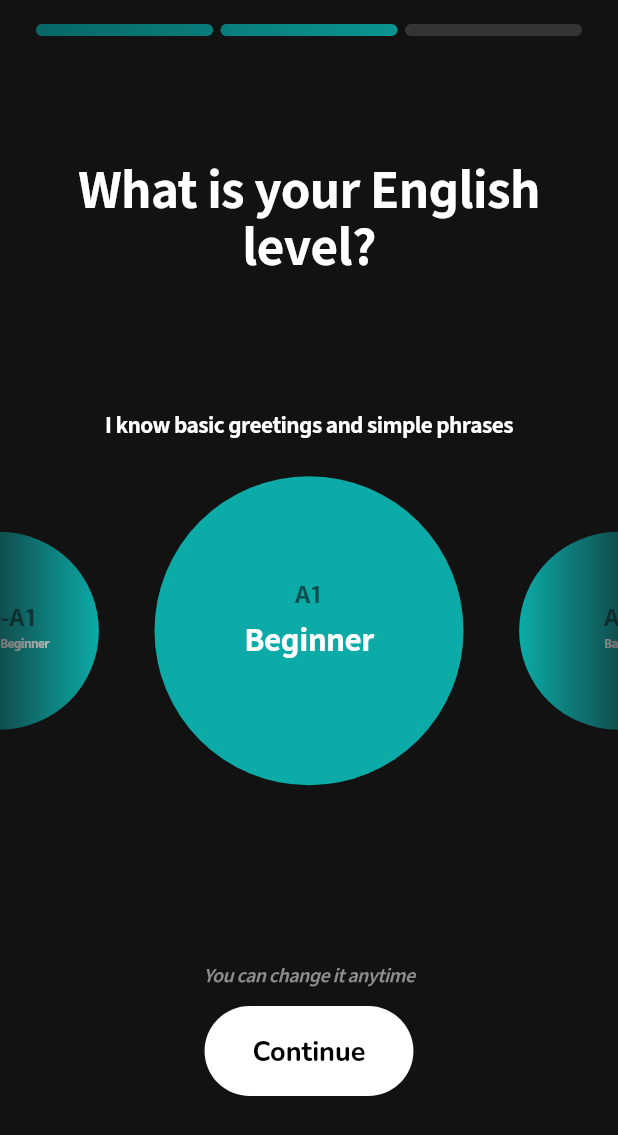
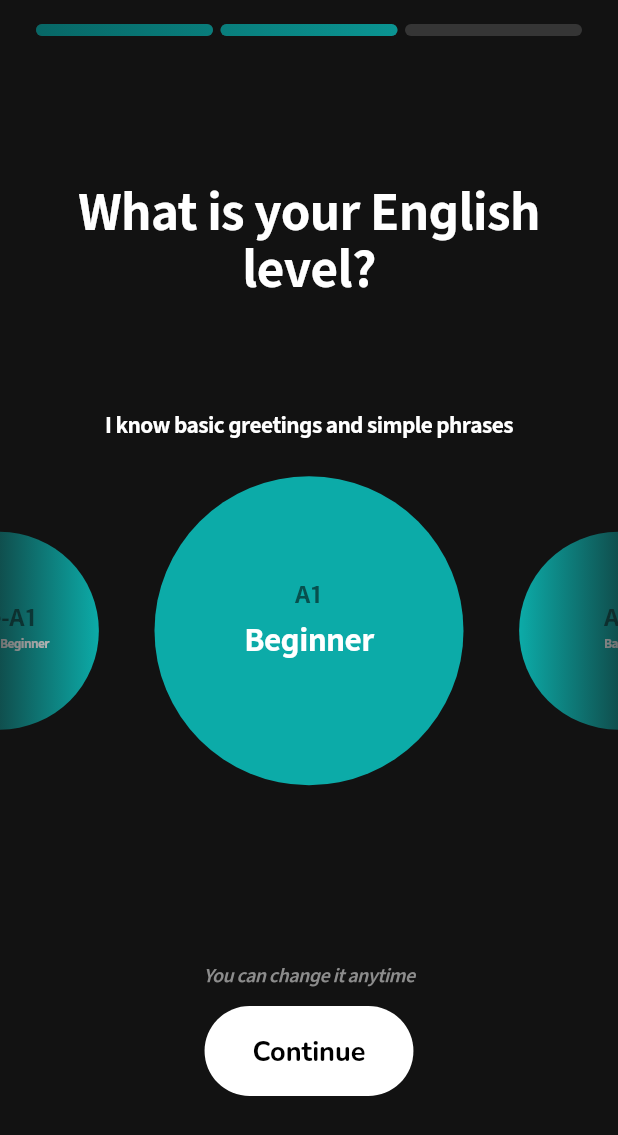
Before and after one commit to SDA-FSD/suda-android, a Flutter app: the FirstCefrLevelScreen screen opened directly with empty values, on a phone screen of 412 x 824 dp. Shown: the top 1135 px of the screen. Run offline on Flutter 3.47's test engine with Material 3 defaults, Android fonts, the phone set to English and light mode, and no system bars; our stand-ins replace cached_network_image, firebase_analytics, firebase_core, firebase_messaging, flutter_native_splash, flutter_secure_storage and 13 more; missing offline and left inert: appsflyer_sdk, audio_session, firebase_performance, in_app_purchase_android, in_app_purchase_storekit, record; accounts and stored records are empty; network calls fail; Roboto replaces fonts that are missing (ChironGoRoundTC, ChironHeiHK).

Commit message:
SUDA-1139 앱 언어 설정 기능 구현 - 온보딩 3종 타이틀 위치 맞춤

```diff
--- a/lib/screens/first_cefr_level.dart
+++ b/lib/screens/first_cefr_level.dart
@@ -315,26 +315,7 @@
   }
 
   Widget _buildTopSection(AppLocalizations l10n, TextTheme theme) {
-    return Column(
-      children: [
-        const Expanded(child: SizedBox.shrink()),
-        Expanded(
-          child: Align(
-            alignment: Alignment.bottomCenter,
-            child: FractionallySizedBox(
-              widthFactor: 0.8,
-              child: Text(
-                l10n.firstCefrLevelTitle,
-                style: theme.headlineLarge?.copyWith(color: Colors.white),
-                textAlign: TextAlign.center,
-                maxLines: 2,
-              ),
-            ),
-          ),
-        ),
-        const Expanded(child: SizedBox.shrink()),
-      ],
-    );
+    return onboardingTitle(l10n.firstCefrLevelTitle, theme);
   }
 
   Widget _buildBottomSection(AppLocalizations l10n, TextTheme theme) {
--- a/lib/widgets/onboarding_step_bar.dart
+++ b/lib/widgets/onboarding_step_bar.dart
@@ -117,6 +117,32 @@
       oldClipper.reveal != reveal;
 }
 
+/// 온보딩 흰 타이틀. 상단 밴드 안에서 글 하단이 밴드 높이의 72%.
+Widget onboardingTitle(String text, TextTheme theme) {
+  return LayoutBuilder(
+    builder: (context, constraints) {
+      return Stack(
+        children: [
+          Positioned(
+            left: 0,
+            right: 0,
+            bottom: constraints.maxHeight * 0.28,
+            child: FractionallySizedBox(
+              widthFactor: 0.8,
+              child: Text(
+                text,
+                style: theme.headlineLarge?.copyWith(color: Colors.white),
+                textAlign: TextAlign.center,
+                maxLines: 2,
+              ),
+            ),
+          ),
+        ],
+      );
+    },
+  );
+}
+
 /// 헤더 자리(SafeArea 안, 상단 16·좌우 24)에 진행 막대를 올린다.
 Widget withOnboardingStepBar({required int step, required Widget body}) {
   return Stack(
--- a/pubspec.yaml
+++ b/pubspec.yaml
@@ -16,7 +16,7 @@
 # https://developer.apple.com/library/archive/documentation/General/Reference/InfoPlistKeyReference/Articles/CoreFoundationKeys.html
 # In Windows, build-name is used as the major, minor, and patch parts
 # of the product and file versions while build-number is used as the build suffix.
-version: 2.0.1+78
+version: 2.0.1+79
 
 environment:
   sdk: ^3.10.1
```
Also changed, not shown: lib/screens/first_app_language.dart (+1 -21 lines), lib/screens/first_profile_image.dart (+1 -20 lines), 1 other file.
